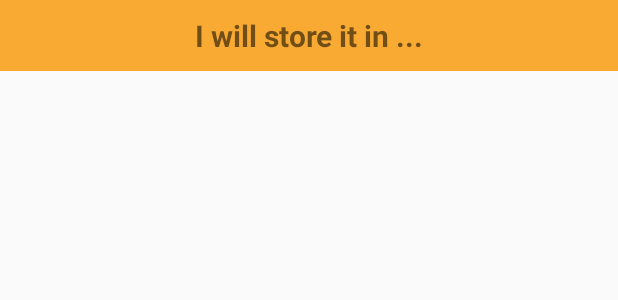
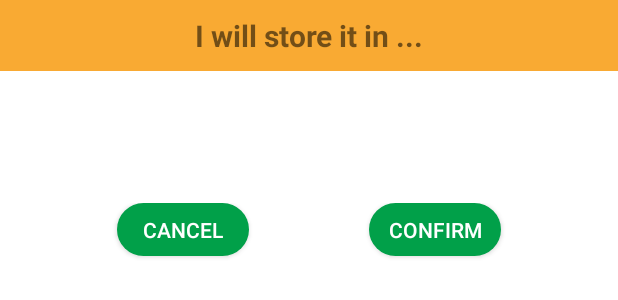
Before and after one commit to CzynJay/FIT5120_Project, an Android app: the layout tracking_type.xml on its own in the app's theme, with its tools: preview values and no code run, on a phone screen of 412 x 824 dp. Shown: the top 300 px of the screen. Run offline under Robolectric (Android 15) with nearby library versions, the phone set to English and light mode, and no system bars.

Commit message:
v1.0.23 add confirm window

```diff
--- a/app/src/main/res/layout/tracking_type.xml
+++ b/app/src/main/res/layout/tracking_type.xml
@@ -1,23 +1,56 @@
 <?xml version="1.0" encoding="utf-8"?>
 <LinearLayout xmlns:android="http://schemas.android.com/apk/res/android"
     android:orientation="vertical" android:layout_width="match_parent"
-    android:layout_height="match_parent">
+    android:layout_height="match_parent"
+    android:background="#FFFFFF"
+    >
     <TextView android:layout_width="match_parent"
         android:layout_height="wrap_content"
         android:text="I will store it in ..."
         android:background="#f9aa33"
         android:textStyle="bold"
+        android:id="@+id/confirm_title"
         android:gravity="center"
         android:textSize="20dp"
         android:padding="10dp"
         android:layout_marginBottom="20dp"
         />
-    <ListView
-        android:id="@+id/choices"
+    <TextView  android:layout_width="match_parent"
         android:layout_height="wrap_content"
-        android:layout_width="match_parent"
-        >
-    </ListView>
+        android:id="@+id/duration"
+        android:padding="5dp"
+        android:textSize="20dp"
+        android:gravity="center"
+        android:textStyle="bold"
+        android:layout_marginBottom="10dp"
+        />
+        <LinearLayout android:layout_width="match_parent"
+        android:layout_gravity="center"
+            android:layout_marginTop="20dp"
+        android:gravity="center"
+        android:layout_height="wrap_content" android:orientation="horizontal">
+        <Button android:layout_width="wrap_content"
+            android:layout_height="35dp"
+            android:text="Cancel"
+            android:id="@+id/cancel_Button"
+            android:layout_marginRight="40dp"
+            android:layout_marginBottom="20dp"
+            android:layout_marginTop="10dp"
+            android:background="@drawable/round_button"
+            android:textColor="#FFFFFF"
+            android:layout_gravity="start"
+            />
 
-
+        <Button
+            android:id="@+id/confirm_Button"
+            android:layout_width="wrap_content"
+            android:layout_height="35dp"
+            android:layout_gravity="right"
+            android:layout_marginTop="10dp"
+            android:layout_marginBottom="20dp"
+            android:layout_marginLeft="40dp"
+            android:background="@drawable/round_button"
+            android:text="Confirm"
+            android:textColor="#FFFFFF" />
+    </LinearLayout>
 </LinearLayout>
```
Also changed, not shown: app/src/main/java/com/example/expireddatetracker/Fragments/ResultFragment.java (+40 -9 lines), app/src/main/res/layout/item_details.xml (+0 -15 lines).
